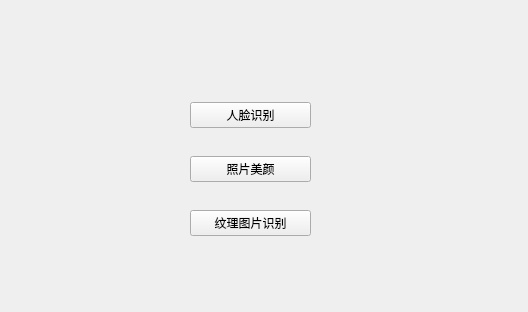
Erikfather/python_finally_project, file gui/window2.ui: the form before one commit.
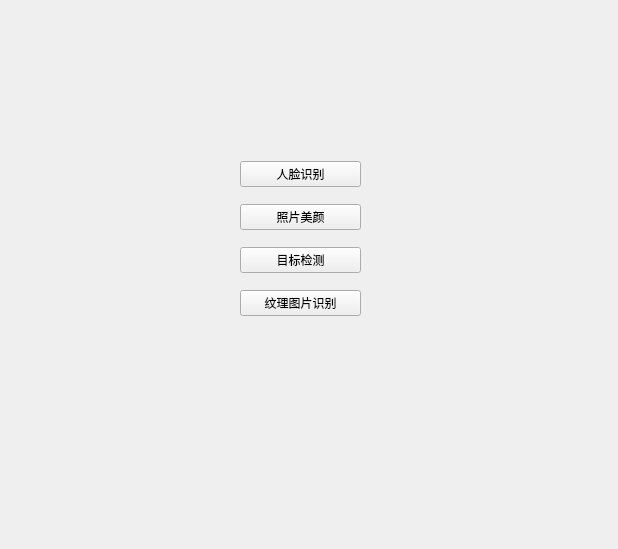
The form after the commit.

```diff
--- a/gui/window2.ui
+++ b/gui/window2.ui
@@ -6,8 +6,8 @@
    <rect>
     <x>0</x>
     <y>0</y>
-    <width>528</width>
-    <height>312</height>
+    <width>618</width>
+    <height>549</height>
    </rect>
   </property>
   <property name="windowTitle">
@@ -17,8 +17,8 @@
    <widget class="QWidget" name="verticalLayoutWidget">
     <property name="geometry">
      <rect>
-      <x>190</x>
-      <y>80</y>
+      <x>240</x>
+      <y>150</y>
       <width>121</width>
       <height>181</height>
      </rect>
@@ -38,6 +38,13 @@
        </property>
       </widget>
      </item>
+     <item>
+      <widget class="QPushButton" name="pushButton_4">
+       <property name="text">
+        <string>目标检测</string>
+       </property>
+      </widget>
+     </item>
      <item>
       <widget class="QPushButton" name="pushButton_3">
        <property name="text">
```
Left out of the diff: 2 changed lines with no effect on the pictures.
